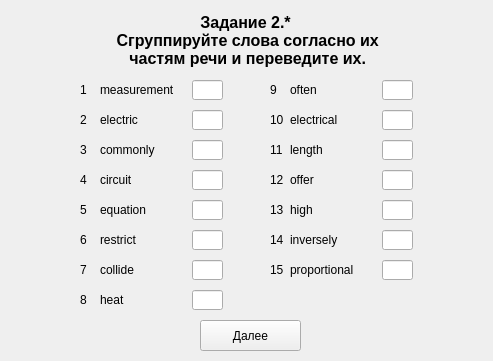
Qt form client/UI/variant_1/zadanie2_part1_var1.ui (Scykorr/dmitr_client_serv_test) before a commit.
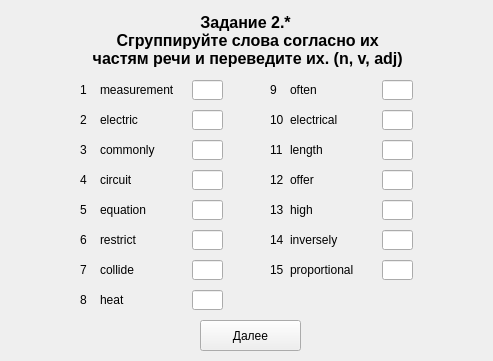
The same form after that commit.

```diff
--- a/client/UI/variant_1/zadanie2_part1_var1.ui
+++ b/client/UI/variant_1/zadanie2_part1_var1.ui
@@ -36,7 +36,7 @@
    <property name="text">
     <string>Задание 2.*
  Сгруппируйте слова согласно их
- частям речи и переведите их.</string>
+ частям речи и переведите их. (n, v, adj)</string>
    </property>
    <property name="textFormat">
     <enum>Qt::AutoText</enum>
```
